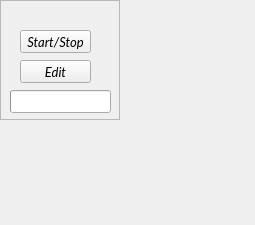
Above: cell_ui.ui from Vampouille/superboucle before the change. Below: the same form after it.
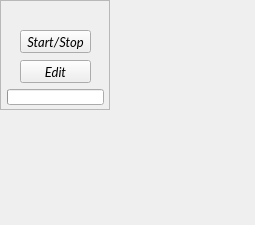
That is the form after the change.

Commit message: adjust ui size, save/load device and add drop list for device

The edit to the form file:
```diff
--- a/cell_ui.ui
+++ b/cell_ui.ui
@@ -35,8 +35,8 @@
     <rect>
      <x>0</x>
      <y>0</y>
-     <width>120</width>
-     <height>120</height>
+     <width>110</width>
+     <height>110</height>
     </rect>
    </property>
    <property name="sizePolicy">
@@ -61,7 +61,7 @@
      <rect>
       <x>5</x>
       <y>6</y>
-      <width>111</width>
+      <width>102</width>
       <height>20</height>
      </rect>
     </property>
@@ -84,10 +84,10 @@
    <widget class="QProgressBar" name="clip_position">
     <property name="geometry">
      <rect>
-      <x>10</x>
-      <y>90</y>
-      <width>101</width>
-      <height>23</height>
+      <x>7</x>
+      <y>89</y>
+      <width>97</width>
+      <height>16</height>
      </rect>
     </property>
     <property name="value">
```
Left out of the diff: 5 changed lines with no effect on the pictures. The commit also changes 4 other files.
